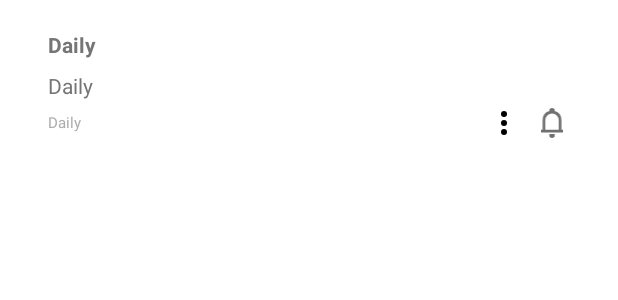
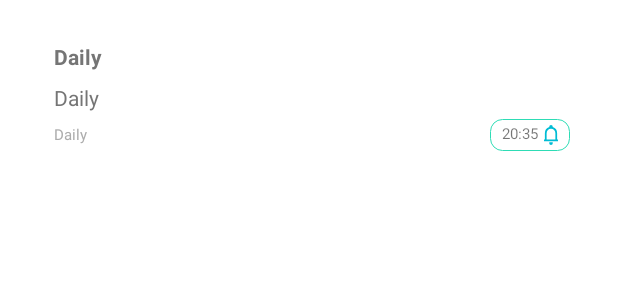
Before and after one commit to HoseinSadonasl/daily-roozane, an Android app: the layout notes_recycler_view_layout.xml on its own in the app's theme, with its tools: preview values and no code run, on a phone screen of 412 x 824 dp. Shown: the top 300 px of the screen. Run offline under Robolectric (Android 15) with nearby library versions, the phone set to English and light mode, and no system bars.

Commit message:
Showing reminder in RecyclerView

```diff
--- a/app/src/main/java/com/abc/daily/Adapters/NotesAdapter.java
+++ b/app/src/main/java/com/abc/daily/Adapters/NotesAdapter.java
@@ -1,12 +1,16 @@
 package com.abc.daily.Adapters;
 
+import android.annotation.SuppressLint;
+import android.app.FragmentManager;
 import android.content.Context;
 import android.content.Intent;
 import android.view.LayoutInflater;
 import android.view.View;
 import android.view.ViewGroup;
+import android.widget.LinearLayout;
 
 import androidx.annotation.NonNull;
+import androidx.appcompat.app.AppCompatActivity;
 import androidx.appcompat.widget.AppCompatImageView;
 import androidx.appcompat.widget.AppCompatTextView;
 import androidx.constraintlayout.widget.ConstraintLayout;
@@ -21,13 +25,18 @@ import com.abc.daily.Objects.NoteObjects;
 
 import com.abc.daily.app.app;
 import com.abc.daily.app.db;
+import com.abc.daily.fragments.BottomSheetFragment;
+import com.abc.daily.interfaces.ModifyObject;
+import com.abc.daily.interfaces.NotificationObject;
+import com.google.android.material.button.MaterialButton;
+import com.google.android.material.textview.MaterialTextView;
 
 public class NotesAdapter extends RecyclerView.Adapter<NotesAdapter.ViewHolder> {
 
     List<NoteObjects> objects;
-    Context context;
+    AppCompatActivity context;
 
-    public NotesAdapter(Context context, List<NoteObjects> objects) {
+    public NotesAdapter(AppCompatActivity context, List<NoteObjects> objects) {
         this.context = context;
         this.objects = objects;
     }
@@ -39,13 +48,25 @@ public class NotesAdapter extends RecyclerView.Adapter<NotesAdapter.ViewHolder>
         return new ViewHolder(view);
     }
 
+    @SuppressLint("SetTextI18n")
     @Override
     public void onBindViewHolder(@NonNull ViewHolder holder, int position) {
 
         holder.title.setText(objects.get(position).getNoteTitle());
         holder.content.setText(objects.get(position).getNoteContent());
         holder.date.setText(objects.get(position).getNoteDate());
-
+        String dateStr = objects.get(position).getReminderDate();
+        String timeStr = objects.get(position).getReminderTime();
+        if (!dateStr.equals("Today") && !timeStr.equals("At:")){
+            holder.reminder.setVisibility(View.VISIBLE);
+            holder.reminderIc.setVisibility(View.VISIBLE);
+            holder.reminderDateTime.setVisibility(View.VISIBLE);
+            holder.reminderDateTime.setText(objects.get(position).getReminderDate() + " " + objects.get(position).getReminderTime());
+        } else {
+            holder.reminder.setVisibility(View.GONE);
+            holder.reminderIc.setVisibility(View.GONE);
+            holder.reminderDateTime.setVisibility(View.GONE);
+        }
 
     }
 
@@ -54,20 +75,23 @@ public class NotesAdapter extends RecyclerView.Adapter<NotesAdapter.ViewHolder>
         return objects.size();
     }
 
-    public class ViewHolder extends RecyclerView.ViewHolder {
+    public class ViewHolder extends RecyclerView.ViewHolder implements View.OnClickListener {
         ConstraintLayout parent;
-        AppCompatTextView title, content, date;
-        AppCompatImageView more, reminder;/**/
-
+        AppCompatImageView reminderIc;
+        MaterialTextView title, content, date, reminderDateTime;
+        LinearLayout reminder;
         public ViewHolder(@NonNull View itemView) {
             super(itemView);
             parent = itemView.findViewById(R.id.parent);
             title = itemView.findViewById(R.id.title);
             content = itemView.findViewById(R.id.content);
             date = itemView.findViewById(R.id.date);
-            more = itemView.findViewById(R.id.more);
+            date = itemView.findViewById(R.id.date);
             reminder = itemView.findViewById(R.id.reminder);
-            parent.setOnClickListener(new View.OnClickListener() {
+            reminderIc = itemView.findViewById(R.id.reminderIc);
+            reminderDateTime = itemView.findViewById(R.id.reminderDaeTime);
+            parent.setOnClickListener(this);
+        }
         @Override
         public void onClick(View v) {
             NoteObjects object = objects.get(getAdapterPosition());
@@ -75,8 +99,6 @@ public class NotesAdapter extends RecyclerView.Adapter<NotesAdapter.ViewHolder>
             intent.putExtra(db.Note.NOTE_ID, object.getId());
             context.startActivity(intent);
         }
-            });
-        }
     }
 
 }
--- a/app/src/main/java/com/abc/daily/MainActivity.java
+++ b/app/src/main/java/com/abc/daily/MainActivity.java
@@ -108,6 +108,7 @@ public class MainActivity extends AppCompatActivity implements
 
         list = dbm.getAllNotes();
         adapter = new NotesAdapter(MainActivity.this, list);
+        adapter.notifyDataSetChanged();
         recyclerView.setLayoutManager(new LinearLayoutManager(this));
         recyclerView.setAdapter(adapter);
 
@@ -231,6 +232,8 @@ public class MainActivity extends AppCompatActivity implements
             int id = cursor.getInt(cursor.getColumnIndex(db.Note.NOTE_ID));
             String title = cursor.getString(cursor.getColumnIndex(db.Note.NOTE_TITLE));
             String content = cursor.getString(cursor.getColumnIndex(db.Note.NOTE_CONTENT));
+            String reminderDate = cursor.getString(cursor.getColumnIndex(db.Note.REMINDER_DATE));
+            String reminderTime = cursor.getString(cursor.getColumnIndex(db.Note.REMINDER_TIME));
             String date  = cursor.getString(cursor.getColumnIndex(db.Note.NOTE_DATE));
             String lastModify = cursor.getString(cursor.getColumnIndex(db.Note.NOTE_LAST_MODIFY));
 
@@ -238,6 +241,8 @@ public class MainActivity extends AppCompatActivity implements
             objects.setId(id);
             objects.setNoteTitle(title);
             objects.setNoteContent(content);
+            objects.setReminderDate(reminderDate);
+            objects.setReminderTime(reminderTime);
             objects.setNoteDate(date);
             objects.setNoteModifyDate(lastModify);
             objList.add(objects);
--- a/app/src/main/java/com/abc/daily/fragments/BottomSheetFragment.java
+++ b/app/src/main/java/com/abc/daily/fragments/BottomSheetFragment.java
@@ -4,6 +4,7 @@ import android.annotation.SuppressLint;
 import android.app.AlarmManager;
 import android.app.DatePickerDialog;
 import android.app.Dialog;
+import android.app.FragmentManager;
 import android.app.PendingIntent;
 import android.app.TimePickerDialog;
 import android.content.Context;
--- /dev/null
+++ b/app/src/main/res/drawable/border_back.xml
@@ -0,0 +1,8 @@
+<?xml version="1.0" encoding="utf-8"?>
+<shape xmlns:android="http://schemas.android.com/apk/res/android" android:shape="rectangle">
+
+    <solid android:color="@color/white"/>
+    <corners android:radius="@dimen/low_dp"/>
+    <stroke android:color="@color/Color_primary" android:width="0.75dp"/>
+
+</shape>
--- a/app/src/main/res/drawable/ic_bell.xml
+++ b/app/src/main/res/drawable/ic_bell.xml
@@ -1,6 +1,6 @@
 <vector xmlns:android="http://schemas.android.com/apk/res/android"
-    android:width="18.704dp"
-    android:height="25.718dp"
+    android:width="9dp"
+    android:height="13dp"
     android:viewportWidth="18.704"
     android:viewportHeight="25.718">
   <path
--- a/app/src/main/res/layout/bottom_sheet_layout.xml
+++ b/app/src/main/res/layout/bottom_sheet_layout.xml
@@ -11,7 +11,7 @@
 
     <com.google.android.material.button.MaterialButton
         android:id="@+id/timePicker"
-        android:layout_width="40dp"
+        android:layout_width="24dp"
         android:layout_height="40dp"
         android:insetLeft="0dp"
         android:insetTop="0dp"
--- a/app/src/main/res/layout/notes_recycler_view_layout.xml
+++ b/app/src/main/res/layout/notes_recycler_view_layout.xml
@@ -1,77 +1,55 @@
 <?xml version="1.0" encoding="utf-8"?>
-<RelativeLayout xmlns:android="http://schemas.android.com/apk/res/android"
+<androidx.constraintlayout.widget.ConstraintLayout xmlns:android="http://schemas.android.com/apk/res/android"
     android:layout_width="match_parent"
     android:layout_height="wrap_content"
     xmlns:tools="http://schemas.android.com/tools"
     xmlns:app="http://schemas.android.com/apk/res-auto"
+    android:paddingBottom="4dp"
+    android:paddingTop="@dimen/low_dp"
     android:gravity="center">
 
     <androidx.cardview.widget.CardView
-        android:layout_width="match_parent"
+        android:id="@+id/cardView"
+        android:layout_width="0dp"
         android:layout_height="wrap_content"
-        android:layout_marginTop="4dp"
-        android:layout_marginBottom="4dp"
-        android:layout_marginStart="@dimen/med_dp"
-        android:layout_marginEnd="@dimen/med_dp"
+        android:layout_marginStart="16dp"
+        android:layout_marginEnd="16dp"
         android:elevation="0dp"
+        android:padding="@dimen/low_dp"
+        app:cardCornerRadius="@dimen/med_dp"
         app:cardElevation="0dp"
-        app:cardCornerRadius="@dimen/med_dp"
-        android:padding="@dimen/med_dp">
+        app:layout_constraintEnd_toEndOf="parent"
+        app:layout_constraintStart_toStartOf="parent"
+        app:layout_constraintTop_toTopOf="parent">
 
         <androidx.constraintlayout.widget.ConstraintLayout
             android:id="@+id/parent"
-            android:background="?selectableItemBackground"
             android:layout_width="match_parent"
             android:layout_height="wrap_content"
+            android:background="?selectableItemBackground"
             android:padding="@dimen/med_dp">
 
-            <androidx.appcompat.widget.AppCompatTextView
+            <com.google.android.material.textview.MaterialTextView
                 android:id="@+id/date"
                 android:layout_width="wrap_content"
                 android:layout_height="wrap_content"
                 android:layout_below="@id/content"
                 android:layout_marginTop="8dp"
+                android:layout_marginBottom="4dp"
                 android:text="@string/app_name"
                 android:textColor="@color/Gray_c"
                 android:textSize="10sp"
-                app:layout_constraintEnd_toEndOf="@+id/content"
-                app:layout_constraintHorizontal_bias="0.0"
+                app:layout_constraintBottom_toBottomOf="parent"
                 app:layout_constraintStart_toStartOf="@+id/content"
                 app:layout_constraintTop_toBottomOf="@+id/content"
                 tools:ignore="NotSibling,SmallSp" />
 
-            <androidx.appcompat.widget.AppCompatImageView
-                android:id="@+id/reminder"
-                android:layout_width="24dp"
-                android:layout_height="24dp"
-                android:layout_alignParentEnd="true"
-                android:padding="2dp"
-                android:background="?selectableItemBackgroundBorderless"
-                app:layout_constraintBottom_toBottomOf="@+id/more"
-                app:layout_constraintEnd_toEndOf="parent"
-                app:layout_constraintTop_toTopOf="@+id/more"
-                app:srcCompat="@drawable/ic_bell" />
-
-            <androidx.appcompat.widget.AppCompatImageView
-                android:id="@+id/more"
-                android:layout_width="24dp"
-                android:layout_height="24dp"
-                android:layout_alignBottom="@+id/reminder"
-                android:layout_alignParentTop="true"
-                android:layout_marginEnd="8dp"
-                android:padding="4dp"
-                android:background="?selectableItemBackgroundBorderless"
-                app:layout_constraintBottom_toBottomOf="@+id/date"
-                app:layout_constraintEnd_toStartOf="@+id/reminder"
-                app:layout_constraintHorizontal_bias="1.0"
-                app:layout_constraintStart_toEndOf="@+id/date"
-                app:layout_constraintTop_toTopOf="@+id/date"
-                app:srcCompat="@drawable/ic_more" />
-
-            <androidx.appcompat.widget.AppCompatTextView
+            <com.google.android.material.textview.MaterialTextView
                 android:id="@+id/title"
                 android:layout_width="wrap_content"
                 android:layout_height="wrap_content"
+                android:layout_marginStart="4dp"
+                android:layout_marginTop="4dp"
                 android:text="@string/app_name"
                 android:textColor="@color/Second_black"
                 android:textStyle="bold"
@@ -80,7 +58,7 @@
                 app:layout_constraintStart_toStartOf="parent"
                 app:layout_constraintTop_toTopOf="parent" />
 
-            <androidx.appcompat.widget.AppCompatTextView
+            <com.google.android.material.textview.MaterialTextView
                 android:id="@+id/content"
                 android:layout_width="wrap_content"
                 android:layout_height="wrap_content"
@@ -90,16 +68,54 @@
                 android:maxLines="2"
                 android:text="@string/app_name"
                 android:textColor="@color/Second_black"
-                app:layout_constraintEnd_toEndOf="@+id/title"
+                app:layout_constraintEnd_toEndOf="parent"
                 app:layout_constraintHorizontal_bias="0.0"
                 app:layout_constraintStart_toStartOf="@+id/title"
                 app:layout_constraintTop_toBottomOf="@+id/title" />
-
 
         </androidx.constraintlayout.widget.ConstraintLayout>
 
     </androidx.cardview.widget.CardView>
 
+    <LinearLayout
+        android:id="@+id/reminder"
+        android:layout_width="wrap_content"
+        android:layout_height="wrap_content"
+        android:layout_marginEnd="16dp"
+        android:layout_marginBottom="16dp"
+        android:orientation="horizontal"
+        android:background="@drawable/border_back"
+        android:padding="4dp"
+        app:layout_constraintBottom_toBottomOf="parent"
+        app:layout_constraintEnd_toEndOf="@+id/cardView"
+        app:layout_constraintTop_toTopOf="@+id/cardView"
+        app:layout_constraintVertical_bias="1.0">
+
+        <com.google.android.material.textview.MaterialTextView
+            android:id="@+id/reminderDaeTime"
+            android:layout_width="wrap_content"
+            android:layout_height="wrap_content"
+            android:layout_marginStart="4dp"
+            android:layout_marginEnd="4dp"                    android:includeFontPadding="false"
+            android:lineSpacingExtra="0dp"
+            android:lineSpacingMultiplier="0"
+            android:textSize="10sp"
+            tools:text="20:35" />
+
+        <androidx.appcompat.widget.AppCompatImageView
+            android:id="@+id/reminderIc"
+            android:layout_width="wrap_content"
+            android:layout_height="wrap_content"
+            android:layout_gravity="center|end"
+            android:layout_marginEnd="4dp"
+            android:insetLeft="0dp"
+            android:insetTop="0dp"
+            android:insetRight="0dp"
+            android:insetBottom="0dp"
+            app:srcCompat="@drawable/ic_bell"
+            app:tint="@color/Color_primary_dark"
+            tools:targetApi="p" />
+    </LinearLayout>
 
 
-</RelativeLayout>
+</androidx.constraintlayout.widget.ConstraintLayout>
```
Lines whose indentation alone changed are shown as unchanged.
